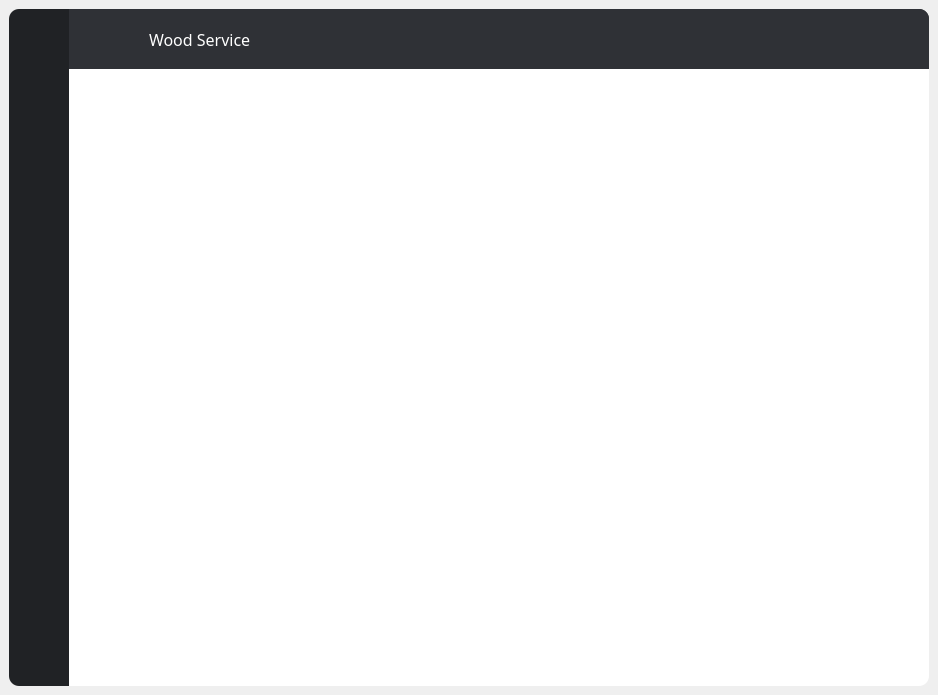
Kevin-Tan2/IMS, file A_master_maintenance_setup/wood_service/woodService.ui: the form before one commit.
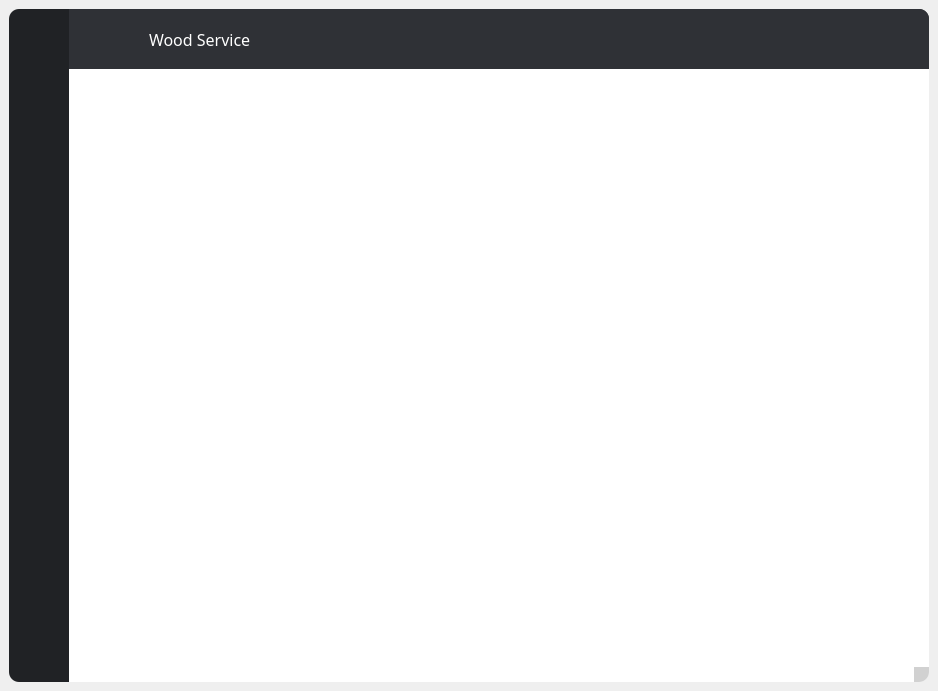
The form after the commit. Icons and pictures are not drawn.

Commit message: Added resizable grip for the window to be resized

The edit to the form file:
```diff
--- a/A_master_maintenance_setup/wood_service/woodService.ui
+++ b/A_master_maintenance_setup/wood_service/woodService.ui
@@ -7,7 +7,7 @@
     <x>0</x>
     <y>0</y>
     <width>938</width>
-    <height>695</height>
+    <height>691</height>
    </rect>
   </property>
   <property name="windowTitle">
@@ -462,10 +462,64 @@
             <property name="frameShadow">
              <enum>QFrame::Raised</enum>
             </property>
-            <layout class="QVBoxLayout" name="verticalLayout_3">
-             <item>
+            <layout class="QGridLayout" name="gridLayout">
+             <property name="leftMargin">
+              <number>0</number>
+             </property>
+             <property name="topMargin">
+              <number>0</number>
+             </property>
+             <property name="rightMargin">
+              <number>0</number>
+             </property>
+             <property name="bottomMargin">
+              <number>0</number>
+             </property>
+             <property name="horizontalSpacing">
+              <number>0</number>
+             </property>
+             <item row="1" column="0">
+              <widget class="QFrame" name="sizeGripY">
+               <property name="frameShape">
+                <enum>QFrame::StyledPanel</enum>
+               </property>
+               <property name="frameShadow">
+                <enum>QFrame::Raised</enum>
+               </property>
+              </widget>
+             </item>
+             <item row="0" column="0">
               <widget class="QStackedWidget" name="stackedWidget"/>
              </item>
+             <item row="0" column="1">
+              <widget class="QFrame" name="sizeGripX">
+               <property name="frameShape">
+                <enum>QFrame::StyledPanel</enum>
+               </property>
+               <property name="frameShadow">
+                <enum>QFrame::Raised</enum>
+               </property>
+              </widget>
+             </item>
+             <item row="1" column="1">
+              <widget class="QFrame" name="sizeGripCorner">
+               <property name="minimumSize">
+                <size>
+                 <width>15</width>
+                 <height>15</height>
+                </size>
+               </property>
+               <property name="styleSheet">
+                <string notr="true">background-color: rgb(209, 209, 209)</string>
+               </property>
+               <property name="frameShape">
+                <enum>QFrame::StyledPanel</enum>
+               </property>
+               <property name="frameShadow">
+                <enum>QFrame::Raised</enum>
+               </property>
+              </widget>
+             </item>
             </layout>
            </widget>
           </item>
```
The commit also changes 1 other file.
